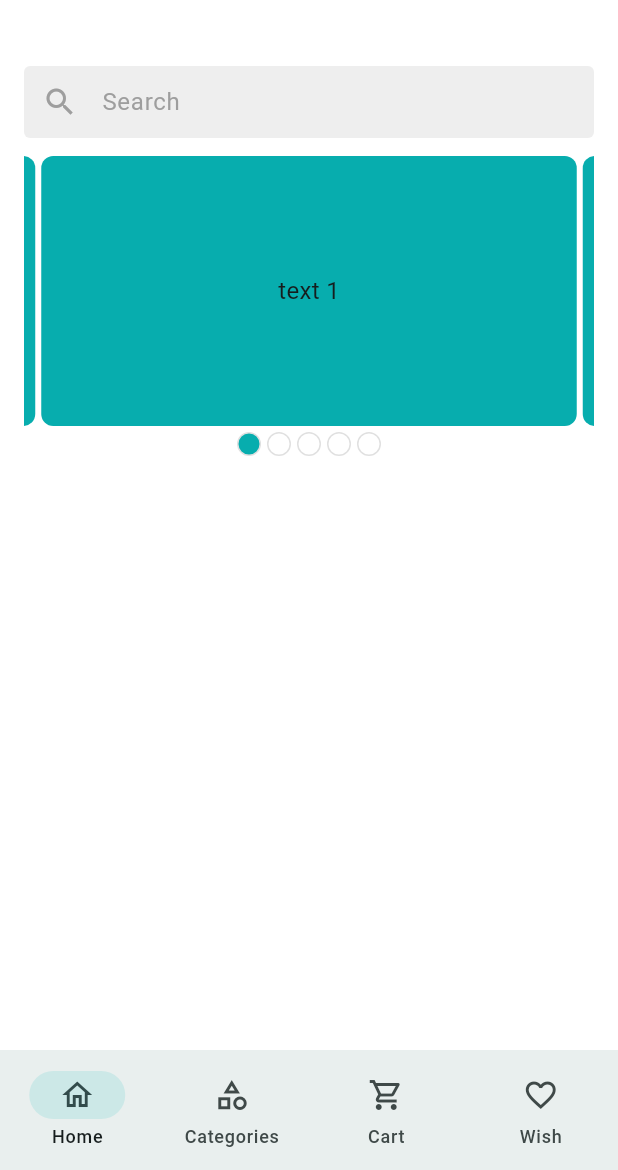
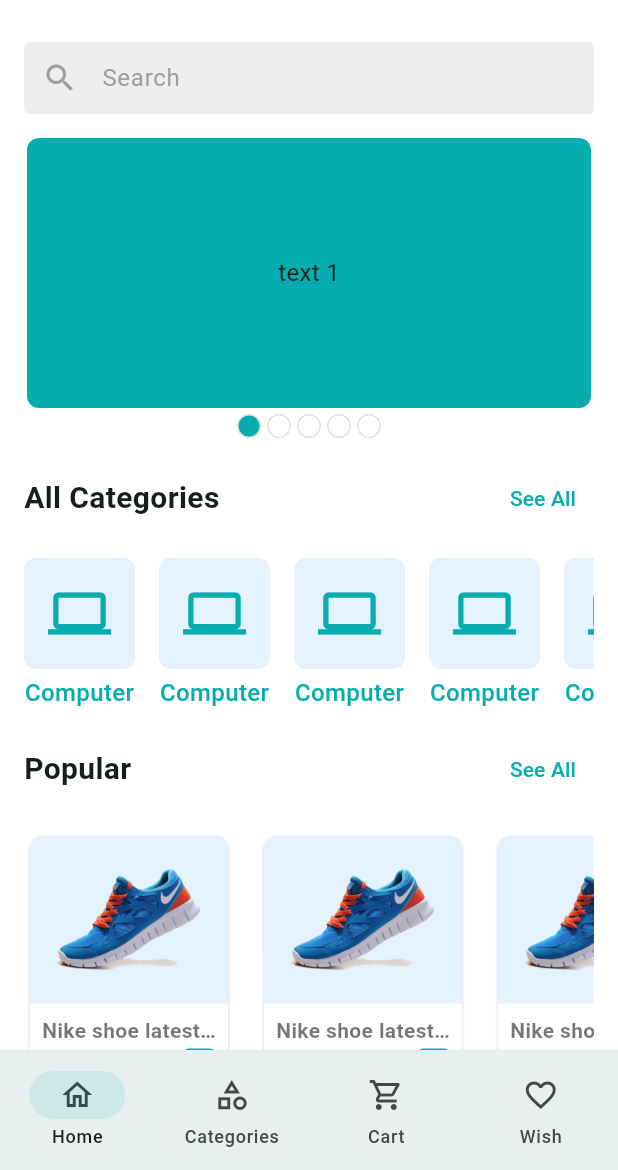
Before and after one commit to arifuzzaman292750/ecommerce_app_review, a Flutter app: the screen it shows after launch, on a phone screen of 412 x 824 dp, the part 66-1236 px from its top. Run offline on Flutter 3.47's test engine with Material 3 defaults, Android fonts, the phone set to English and light mode, and no system bars; drawn by our look-alikes of carousel_slider; our stand-ins replace email_validator, flutter_svg, get, pin_code_fields.

Commit message:
add home screen & category list screen ui

```diff
--- a/lib/app/assets_path.dart
+++ b/lib/app/assets_path.dart
@@ -3,4 +3,5 @@ class AssetsPath {
 
   static const String appLogoSvg = '$_imagePath/logo.svg';
   static const String navAppLogoSvg = '$_imagePath/logo_nav.svg';
+  static const String productLogoPng = '$_imagePath/nike-shoe.png';
 }
--- /dev/null
+++ b/lib/features/category/ui/screens/category_list_screen.dart
@@ -0,0 +1,32 @@
+import 'package:ecommerce_app_review/features/common/ui/widgets/category_item_widget.dart';
+import 'package:flutter/material.dart';
+
+class CategoryListScreen extends StatefulWidget {
+  const CategoryListScreen({super.key});
+
+  @override
+  State<CategoryListScreen> createState() => _CategoryListScreenState();
+}
+
+class _CategoryListScreenState extends State<CategoryListScreen> {
+  @override
+  Widget build(BuildContext context) {
+    return Scaffold(
+      appBar: AppBar(
+        title: Text('Category List'),
+      ),
+      body: GridView.builder(
+        itemCount: 20,
+        gridDelegate: SliverGridDelegateWithFixedCrossAxisCount(
+          crossAxisCount: 4,
+          mainAxisSpacing: 16,
+        ),
+        itemBuilder: (context, index) {
+          return FittedBox(
+            child: CategoryItemWidget(),
+          );
+        },
+      ),
+    );
+  }
+}
--- a/lib/features/common/ui/screens/main_bottom_nav_screen.dart
+++ b/lib/features/common/ui/screens/main_bottom_nav_screen.dart
@@ -1,3 +1,4 @@
+import 'package:ecommerce_app_review/features/category/ui/screens/category_list_screen.dart';
 import 'package:ecommerce_app_review/features/common/controllers/main_bottom_nav_controller.dart';
 import 'package:ecommerce_app_review/features/home/ui/screens/home_screen.dart';
 import 'package:flutter/material.dart';
@@ -16,7 +17,7 @@ class _MainBottomNavScreenState extends State<MainBottomNavScreen> {
 
   final List<Widget> _screens = [
     HomeScreen(),
-    HomeScreen(),
+    CategoryListScreen(),
     HomeScreen(),
     HomeScreen(),
   ];
--- /dev/null
+++ b/lib/features/common/ui/widgets/category_item_widget.dart
@@ -0,0 +1,37 @@
+import 'package:ecommerce_app_review/app/app_colors.dart';
+import 'package:flutter/material.dart';
+
+class CategoryItemWidget extends StatelessWidget {
+  const CategoryItemWidget({
+    super.key,
+  });
+
+  @override
+  Widget build(BuildContext context) {
+    return Column(
+      spacing: 4,
+      children: [
+        Container(
+          padding: EdgeInsets.all(16),
+          decoration: BoxDecoration(
+            color: Colors.blue.shade50,
+            borderRadius: BorderRadius.circular(8),
+          ),
+          child: Icon(
+            Icons.computer,
+            color: AppColors.themeColor,
+            size: 42,
+          ),
+        ),
+        Text(
+          'Computer',
+          style: TextStyle(
+            fontSize: 16,
+            fontWeight: FontWeight.w500,
+            color: AppColors.themeColor,
+          ),
+        ),
+      ],
+    );
+  }
+}
--- /dev/null
+++ b/lib/features/common/ui/widgets/home_section_header.dart
@@ -0,0 +1,30 @@
+import 'package:flutter/material.dart';
+
+class HomeSectionHeader extends StatelessWidget {
+  const HomeSectionHeader({
+    super.key, required this.title, required this.onTap,
+  });
+
+  final String title;
+  final VoidCallback onTap;
+
+  @override
+  Widget build(BuildContext context) {
+    return Row(
+      mainAxisAlignment: MainAxisAlignment.spaceBetween,
+      children: [
+        Text(
+          title,
+          style: TextStyle(
+            fontSize: 20,
+            fontWeight: FontWeight.w600,
+          ),
+        ),
+        TextButton(
+          onPressed: onTap,
+          child: Text('See All'),
+        ),
+      ],
+    );
+  }
+}
--- a/lib/features/home/ui/screens/home_screen.dart
+++ b/lib/features/home/ui/screens/home_screen.dart
@@ -1,7 +1,10 @@
 import 'package:ecommerce_app_review/app/assets_path.dart';
+import 'package:ecommerce_app_review/features/common/ui/widgets/home_section_header.dart';
 import 'package:ecommerce_app_review/features/home/ui/widgets/app_bar_icon_button.dart';
+import 'package:ecommerce_app_review/features/common/ui/widgets/category_item_widget.dart';
 import 'package:ecommerce_app_review/features/home/ui/widgets/home_carousel_slider.dart';
-import 'package:ecommerce_app_review/features/home/ui/widgets/home_search_bar.dart';
+import 'package:ecommerce_app_review/features/home/ui/widgets/product_item_widget.dart';
+import 'package:ecommerce_app_review/features/home/ui/widgets/product_search_bar.dart';
 import 'package:flutter/material.dart';
 import 'package:flutter_svg/flutter_svg.dart';
 
@@ -26,18 +29,83 @@ class _HomeScreenState extends State<HomeScreen> {
         child: Padding(
           padding: const EdgeInsets.all(16.0),
           child: Column(
+            spacing: 16,
             children: [
-              SizedBox(height: 16),
-              HomeSearchBar(
+              ProductSearchBar(
                 controller: _homeSearchBarTEController,
               ),
-              SizedBox(height: 12),
               HomeCarouselSlider(),
+              HomeSectionHeader(
+                title: 'All Categories',
+                onTap: () {},
+              ),
+              SingleChildScrollView(
+                scrollDirection: Axis.horizontal,
+                child: Row(
+                  children: _getCategoryList(),
+                ),
+              ),
+              HomeSectionHeader(
+                title: 'Popular',
+                onTap: () {},
+              ),
+              SingleChildScrollView(
+                scrollDirection: Axis.horizontal,
+                child: Row(
+                  children: _getProductList(),
+                ),
+              ),
+              HomeSectionHeader(
+                title: 'Special',
+                onTap: () {},
+              ),
+              SingleChildScrollView(
+                scrollDirection: Axis.horizontal,
+                child: Row(
+                  children: _getProductList(),
+                ),
+              ),
+              HomeSectionHeader(
+                title: 'New',
+                onTap: () {},
+              ),
+              SingleChildScrollView(
+                scrollDirection: Axis.horizontal,
+                child: Row(
+                  children: _getProductList(),
+                ),
+              ),
             ],
           ),
         ),
       ),
     );
+  }
+
+  List<Widget> _getCategoryList() {
+    List<Widget> categoryList = [];
+    for (int i = 0; i < 10; i++) {
+      categoryList.add(
+        Padding(
+          padding: const EdgeInsets.only(right: 16.0),
+          child: CategoryItemWidget(),
+        ),
+      );
+    }
+    return categoryList;
+  }
+
+  List<Widget> _getProductList() {
+    List<Widget> productList = [];
+    for (int i = 0; i < 10; i++) {
+      productList.add(
+        Padding(
+          padding: const EdgeInsets.only(right: 16.0),
+          child: ProductItemWidget(),
+        ),
+      );
+    }
+    return productList;
   }
 
   AppBar _buildAppBar() {
--- a/lib/features/home/ui/widgets/home_carousel_slider.dart
+++ b/lib/features/home/ui/widgets/home_carousel_slider.dart
@@ -21,7 +21,7 @@ class _HomeCarouselSliderState extends State<HomeCarouselSlider> {
         CarouselSlider(
           options: CarouselOptions(
             height: 180.0,
-            viewportFraction: 0.95,
+            viewportFraction: 1,
             onPageChanged: (currentIndex, reason) {
               _selectedIndex.value = currentIndex;
             },
--- /dev/null
+++ b/lib/features/home/ui/widgets/product_item_widget.dart
@@ -0,0 +1,93 @@
+import 'package:ecommerce_app_review/app/app_colors.dart';
+import 'package:ecommerce_app_review/app/assets_path.dart';
+import 'package:flutter/material.dart';
+
+class ProductItemWidget extends StatelessWidget {
+  const ProductItemWidget({
+    super.key,
+  });
+
+  @override
+  Widget build(BuildContext context) {
+    return SizedBox(
+      width: 140,
+      child: Card(
+        color: Colors.white,
+        shape: RoundedRectangleBorder(
+          borderRadius: BorderRadius.circular(8),
+        ),
+        child: Column(
+          children: [
+            Container(
+              decoration: BoxDecoration(
+                color: Colors.blue.shade50,
+                borderRadius: BorderRadius.only(
+                  topLeft: Radius.circular(8),
+                  topRight: Radius.circular(8),
+                ),
+              ),
+              padding: const EdgeInsets.all(16.0),
+              child: Image.asset(
+                AssetsPath.productLogoPng,
+                width: 140,
+                height: 80,
+              ),
+            ),
+            Padding(
+              padding: const EdgeInsets.all(8.0),
+              child: Column(
+                children: [
+                  Text(
+                    'Nike shoe latest edition - RF45GH',
+                    maxLines: 1,
+                    style: TextStyle(
+                      overflow: TextOverflow.ellipsis,
+                      fontWeight: FontWeight.w600,
+                      color: Colors.black54,
+                    ),
+                  ),
+                  SizedBox(height: 2),
+                  Row(
+                    mainAxisAlignment: MainAxisAlignment.spaceBetween,
+                    children: [
+                      Text(
+                        '\$100',
+                        style: TextStyle(
+                          color: AppColors.themeColor,
+                          fontWeight: FontWeight.w600,
+                        ),
+                      ),
+                      Wrap(
+                        children: [
+                          Icon(
+                            Icons.star,
+                            color: Colors.amber,
+                            size: 18,
+                          ),
+                          Text('4.8'),
+                        ],
+                      ),
+                      Container(
+                        padding: EdgeInsets.all(4),
+                        decoration: BoxDecoration(
+                          color: AppColors.themeColor,
+                          borderRadius: BorderRadius.circular(4),
+                        ),
+                        child: Icon(
+                          Icons.favorite_border,
+                          size: 14,
+                          color: Colors.white,
+                        ),
+                      ),
+                    ],
+                  ),
+                  SizedBox(height: 4),
+                ],
+              ),
+            ),
+          ],
+        ),
+      ),
+    );
+  }
+}
--- a/lib/features/home/ui/widgets/home_search_bar.dart
+++ b/lib/features/home/ui/widgets/product_search_bar.dart
@@ -1,7 +1,7 @@
 import 'package:flutter/material.dart';
 
-class HomeSearchBar extends StatelessWidget {
-  const HomeSearchBar({
+class ProductSearchBar extends StatelessWidget {
+  const ProductSearchBar({
     super.key,
     required this.controller,
   });
```
Also changed, not shown: assets/images/nike-shoe.png (added).
